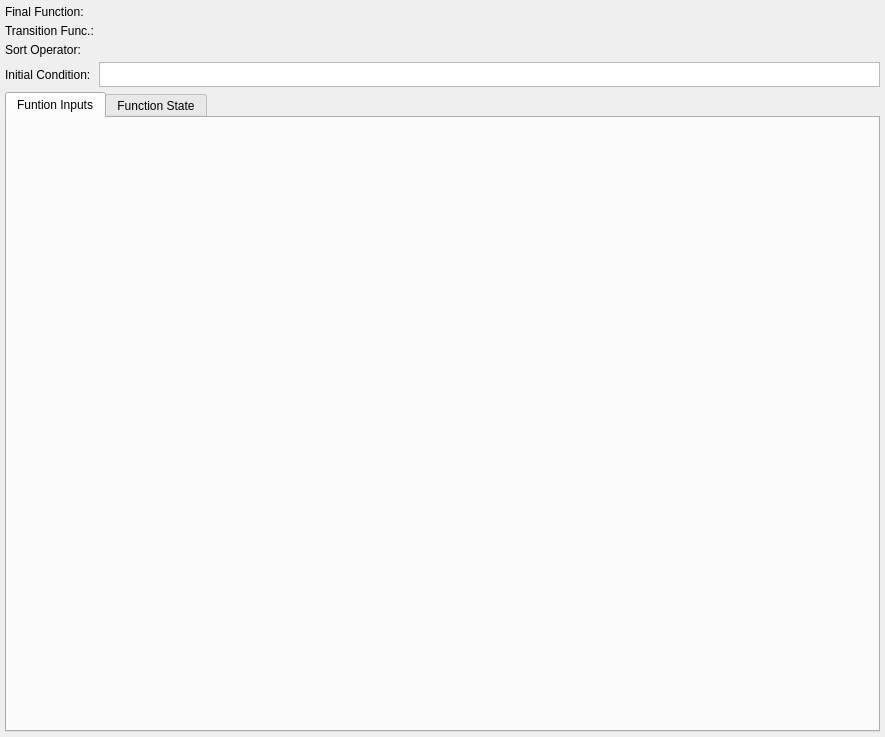
This is libs/libgui/ui/dbobjects/aggregatewidget.ui in pgmodeler/pgmodeler as Qt 5 draws it before an edit. The edited form follows.
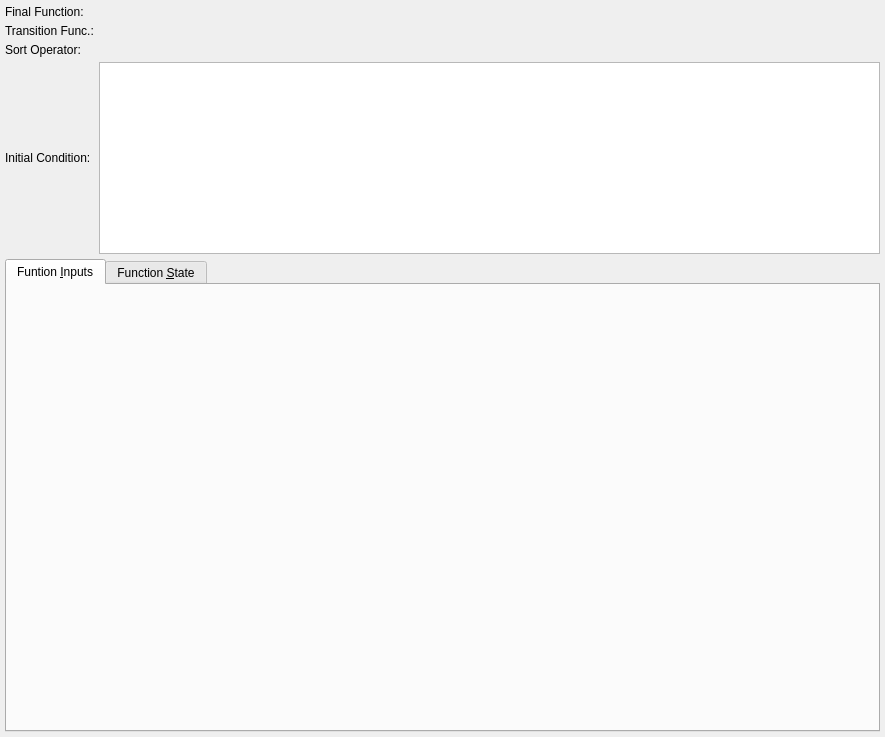
This is the edited form. Icons and pictures are not drawn.

Diff of the .ui file:
```diff
--- a/libs/libgui/ui/dbobjects/aggregatewidget.ui
+++ b/libs/libgui/ui/dbobjects/aggregatewidget.ui
@@ -82,12 +82,12 @@
         <normaloff>:/icons/icons/parameter.png</normaloff>:/icons/icons/parameter.png</iconset>
       </attribute>
       <attribute name="title">
-       <string>Funtion Inputs</string>
+       <string>Funtion &amp;Inputs</string>
       </attribute>
      </widget>
      <widget class="QWidget" name="tab_2">
       <attribute name="title">
-       <string>Function State</string>
+       <string>Function &amp;State</string>
       </attribute>
      </widget>
     </widget>
@@ -107,12 +107,6 @@
        <verstretch>0</verstretch>
       </sizepolicy>
      </property>
-     <property name="maximumSize">
-      <size>
-       <width>16777215</width>
-       <height>25</height>
-      </size>
-     </property>
      <property name="verticalScrollBarPolicy">
       <enum>Qt::ScrollBarAlwaysOff</enum>
      </property>
```
